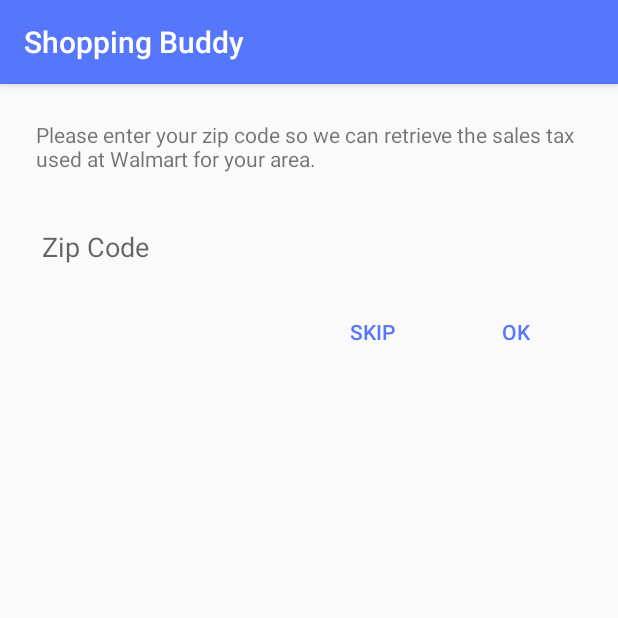
After one commit to Donelle/WalmartBuddy, an Android app: the fragment TaxRateDialogFragment shown on its own in the app's theme, on a phone screen of 412 x 824 dp, the top half of it. The commit adds this screen. Run offline under Robolectric (Android 15) with nearby library versions, the phone set to English and light mode, and no system bars; 2 statements that could not run were skipped.

Commit message:
Added Sales Tax web service

```diff
--- a/src/app/src/main/java/com/donellsandersjr/walmartbuddy/activities/ScanActivity.java
+++ b/src/app/src/main/java/com/donellsandersjr/walmartbuddy/activities/ScanActivity.java
@@ -29,7 +29,7 @@ import android.widget.Toast;
 
 import com.donellsandersjr.walmartbuddy.AppUI;
 import com.donellsandersjr.walmartbuddy.R;
-import com.donellsandersjr.walmartbuddy.WalmartAPI;
+import com.donellsandersjr.walmartbuddy.web.WalmartAPI;
 import com.donellsandersjr.walmartbuddy.api.WBList;
 import com.donellsandersjr.walmartbuddy.api.WBLogger;
 import com.donellsandersjr.walmartbuddy.api.WBStringUtils;
--- a/src/app/src/main/java/com/donellsandersjr/walmartbuddy/db/WalmartBuddyDatabase.java
+++ b/src/app/src/main/java/com/donellsandersjr/walmartbuddy/db/WalmartBuddyDatabase.java
@@ -41,7 +41,8 @@ class WalmartBuddyDatabase extends AbstractDatabase {
             CartDb.TABLE,
             CartItemDb.TABLE,
             ProductDb.TABLE,
-            CategoryDb.TABLE
+            CategoryDb.TABLE,
+            CartItemMapDb.TABLE
         };
     }
 
--- /dev/null
+++ b/src/app/src/main/java/com/donellsandersjr/walmartbuddy/fragments/TaxRateDialogFragment.java
@@ -0,0 +1,123 @@
+/*
+ * Copyright (C) 2015 Donelle Sanders Jr
+ *
+ * Licensed under the Apache License, Version 2.0 (the "License");
+ * you may not use this file except in compliance with the License.
+ * You may obtain a copy of the License at
+ *
+ *      http://www.apache.org/licenses/LICENSE-2.0
+ *
+ * Unless required by applicable law or agreed to in writing, software
+ * distributed under the License is distributed on an "AS IS" BASIS,
+ * WITHOUT WARRANTIES OR CONDITIONS OF ANY KIND, either express or implied.
+ * See the License for the specific language governing permissions and
+ * limitations under the License.
+ */
+package com.donellsandersjr.walmartbuddy.fragments;
+
+import android.app.DialogFragment;
+import android.os.Bundle;
+import android.support.annotation.Nullable;
+import android.view.LayoutInflater;
+import android.view.View;
+import android.view.ViewGroup;
+import android.widget.Button;
+import android.widget.EditText;
+
+import com.donellsandersjr.walmartbuddy.R;
+import com.donellsandersjr.walmartbuddy.api.WBStringUtils;
+import com.donellsandersjr.walmartbuddy.db.DbProvider;
+import com.donellsandersjr.walmartbuddy.models.CartModel;
+import com.donellsandersjr.walmartbuddy.web.AvalaraAPI;
+
+import bolts.Continuation;
+import bolts.Task;
+
+/**
+ * Responsible for gathering the tax rate for this shopping list
+ */
+public class TaxRateDialogFragment extends DialogFragment implements View.OnClickListener {
+
+    public interface TaxRateDialogListener {
+        void onDismissed (CartModel model);
+    }
+
+    private static final String BUNDLE_ARG = "model";
+
+    private EditText _zipcodeEditText;
+    private CartModel _model;
+    private TaxRateDialogListener _dialogListener;
+
+    public static TaxRateDialogFragment newInstance(CartModel model) {
+        TaxRateDialogFragment fragment = new TaxRateDialogFragment();
+
+        Bundle args = new Bundle();
+        args.putParcelable(BUNDLE_ARG, model);
+        fragment.setArguments(args);
+
+        return fragment;
+    }
+
+    @Override
+    public void onCreate(Bundle savedInstanceState) {
+        super.onCreate(savedInstanceState);
+        _model = getArguments().getParcelable(BUNDLE_ARG);
+
+    }
+
+    @Nullable
+    @Override
+    public View onCreateView(LayoutInflater inflater, ViewGroup container, Bundle savedInstanceState) {
+        View rootView = inflater.inflate(R.layout.fragment_taxrate, container, false);
+        _zipcodeEditText = (EditText) rootView.findViewById(R.id.taxrate_zipcode);
+
+        Button okButton = (Button) rootView.findViewById(R.id.taxrate_ok);
+        okButton.setOnClickListener(this);
+
+        Button skipButton = (Button) rootView.findViewById(R.id.taxrate_skip);
+        skipButton.setOnClickListener(this);
+
+        return rootView;
+    }
+
+    @Override
+    public void onViewCreated(View view, Bundle savedInstanceState) {
+        super.onViewCreated(view, savedInstanceState);
+        super.getDialog().setTitle(R.string.title_dialog_taxrate);
+    }
+
+    @Override
+    public void onClick(View v) {
+        if (v.getId() == R.id.taxrate_skip) {
+            _dialogListener.onDismissed(_model);
+            getDialog().dismiss();
+        } else {
+            final String zipcode = _zipcodeEditText.getText().toString();
+            if (!WBStringUtils.isNullOrEmpty(zipcode)) {
+                _zipcodeEditText.setError(null);
+                AvalaraAPI.fetchTaxRate(zipcode).continueWith(new Continuation<Double, Object>() {
+                    @Override
+                    public Object then(Task<Double> task) throws Exception {
+                        if (task.isFaulted()) {
+                            _zipcodeEditText.setError(getString(R.string.error_taxrate_search_failure));
+                        } else {
+                            _model.setZipCode(zipcode);
+                            _model.setTaxRate(task.getResult());
+                            DbProvider.save(_model);
+                            _dialogListener.onDismissed(_model);
+                            getDialog().dismiss();
+                        }
+                        return null;
+                    }
+                }, Task.UI_THREAD_EXECUTOR);
+            } else {
+                _zipcodeEditText.setError(getString(R.string.broken_rule_zipcode_invalid));
+            }
+        }
+    }
+
+    public TaxRateDialogFragment setDismissListener (TaxRateDialogListener listener) {
+        _dialogListener = listener;
+        return this;
+    }
+}
--- /dev/null
+++ b/src/app/src/main/res/layout/fragment_taxrate.xml
@@ -0,0 +1,56 @@
+<?xml version="1.0" encoding="utf-8"?>
+<LinearLayout xmlns:android="http://schemas.android.com/apk/res/android"
+    android:orientation="vertical"
+    android:layout_width="match_parent"
+    android:layout_height="match_parent"
+    android:padding="@dimen/dialog_content_area">
+
+    <TextView
+        android:layout_width="match_parent"
+        android:layout_height="wrap_content"
+        android:text="@string/label_zipcode_explanation"/>
+
+    <android.support.design.widget.TextInputLayout
+        android:layout_width="match_parent"
+        android:layout_height="@dimen/floating_text_height"
+        android:paddingTop="@dimen/floating_text_padding_top"
+        android:paddingBottom="@dimen/floating_text_padding_bottom">
+
+        <EditText
+            android:id="@+id/taxrate_zipcode"
+            android:layout_height="@dimen/text_tile_height"
+            android:layout_width="100dp"
+            android:inputType="number"
+            android:hint="Zip Code" />
+
+    </android.support.design.widget.TextInputLayout>
+
+
+    <RelativeLayout
+        android:layout_width="match_parent"
+        android:layout_height="@dimen/dialog_button_container_height"
+        android:layout_marginTop="@dimen/dialog_button_container_marginTop"
+        android:layout_marginBottom="@dimen/dialog_button_container_marginBottom">
+
+        <Button
+            android:id="@+id/taxrate_skip"
+            android:layout_width="wrap_content"
+            android:layout_height="@dimen/dialog_button_height"
+            android:layout_marginEnd="@dimen/dialog_button_padding"
+            android:layout_toStartOf="@+id/taxrate_ok"
+            android:text="@string/label_taxrate_skip"
+            android:textColor="?attr/colorPrimary"
+            android:background="@android:color/transparent" />
+
+        <Button
+            android:id="@+id/taxrate_ok"
+            android:layout_width="wrap_content"
+            android:layout_height="@dimen/dialog_button_height"
+            android:layout_alignParentEnd="true"
+            android:text="@android:string/ok"
+            android:textColor="?attr/colorPrimary"
+            android:background="@android:color/transparent" />
+
+    </RelativeLayout>
+
+</LinearLayout>
--- a/src/app/src/main/res/layout/shopping_list_item.xml
+++ b/src/app/src/main/res/layout/shopping_list_item.xml
@@ -17,7 +17,7 @@
         android:layout_height="wrap_content"
         android:layout_toEndOf="@+id/shopping_list_item_checkedoff"
         android:layout_toStartOf="@+id/shopping_list_item_quantity"
-        android:layout_marginTop="6dp"
+        android:layout_marginTop="@dimen/padding_5dp"
         android:gravity="top"
         android:textSize="@dimen/text_size_normal" />
 
@@ -37,7 +37,6 @@
         android:layout_alignParentEnd="true"
         android:gravity="center_vertical"
         android:textSize="@dimen/text_size_normal"
-        android:textColor="@color/md_green_800"
         android:textStyle="bold"/>
 
     <View
--- a/src/app/src/main/res/values/dimens.xml
+++ b/src/app/src/main/res/values/dimens.xml
@@ -9,12 +9,28 @@
     <dimen name="padding_10dp">10dp</dimen>
     <dimen name="padding_5dp">5dp</dimen>
 
+    <!-- http://www.google.com/design/spec/components/dialogs.html#dialogs-specs -->
+    <dimen name="dialog_content_area">24dp</dimen>
+    <dimen name="dialog_button_container_height">48dp</dimen>
+    <dimen name="dialog_button_container_marginTop">16dp</dimen>
+    <dimen name="dialog_button_container_marginBottom">8dp</dimen>
+    <dimen name="dialog_button_height">36dp</dimen>
+    <dimen name="dialog_button_padding">8dp</dimen>
+
+
     <!-- http://www.google.com/design/spec/components/buttons-floating-action-button.html#buttons-floating-action-button-floating-action-button -->
     <dimen name="floating_button_diameter">56dp</dimen>
     <dimen name="floating_button_margin">16dp</dimen>
     <dimen name="floating_button_elevation_low">4sp</dimen>
     <dimen name="floating_button_elevation_high">12sp</dimen>
 
-    <!-- Text Sizes -->
-    <dimen name="text_size_normal">17sp</dimen>
+    <!--http://www.google.com/design/spec/components/text-fields.html#text-fields-single-line-text-field -->
+    <dimen name="text_size_normal">16sp</dimen>
+    <dimen name="text_tile_height">48dp</dimen>
+    <dimen name="text_top_bottom_padding">16dp</dimen>
+
+    <!-- http://www.google.com/design/spec/components/text-fields.html#text-fields-floating-labels -->
+    <dimen name="floating_text_height">72dp</dimen>
+    <dimen name="floating_text_padding_top">16dp</dimen>
+    <dimen name="floating_text_padding_bottom">8dp</dimen>
 </resources>
--- a/src/app/src/main/res/values/strings.xml
+++ b/src/app/src/main/res/values/strings.xml
@@ -19,6 +19,11 @@
     <string name="app_name">Shopping Buddy</string>
     <!-- TITLES -->
     <string name="title_activity_scan">ScanActivity</string>
+    <string name="title_dialog_taxrate">Sales Tax Information</string>
+
+    <!-- LABELS -->
+    <string name="label_zipcode_explanation">Please enter your zip code so we can retrieve the sales tax used at Walmart for your area.</string>
+    <string name="label_taxrate_skip">Skip</string>
 
     <!-- PROGRESS TAGS -->
     <string name="progress_message_searching">Searching...</string>
@@ -29,11 +34,13 @@
     <string name="error_create_photos_directory">Unable to create the pictures directory</string>
     <string name="error_processing_request">An error occurred processing this request</string>
     <string name="error_cartitem_save_failure">A terrible error occurred saving this item</string>
+    <string name="error_taxrate_search_failure">There was a problem with this zip code try again.</string>
 
     <!-- BROKEN RULE TAGS -->
     <string name="broken_rule_cartitem_name_invalid">Name for this item is required</string>
     <string name="broken_rule_cartitem_quantity_invalid">Quantity for this item is required and must be 1 or more</string>
     <string name="broken_rule_cartitem_price_invalid">Price for this item must be a valid amount</string>
+    <string name="broken_rule_zipcode_invalid">A valid zip code is required</string>
 
     <!-- NOTIFICATION TAGS -->
     <string name="notification_cartitem_item_added">%d item(s) added to your cart</string>
--- a/src/app/src/main/res/values/styles.xml
+++ b/src/app/src/main/res/values/styles.xml
@@ -20,20 +20,28 @@
     <!-- Base application theme. -->
     <style name="AppTheme" parent="Theme.AppCompat.Light.DarkActionBar">
         <item name="android:windowContentOverlay">@null</item>
-        <item name="actionBarStyle">@style/ActionBarTheme</item>
 
-        <item name="colorAccent">@color/md_orange_a700</item>
-        <item name="colorPrimary">@color/md_orange_100</item>
-        <item name="colorPrimaryDark">@color/md_orange_900</item>
+        <item name="colorAccent">@color/md_orange_a200</item>
+        <item name="colorPrimary">@color/md_blue_500</item>
+        <item name="colorPrimaryDark">@color/md_blue_700</item>
+
+        <item name="android:textColorPrimary">@color/md_grey_900</item>
+        <item name="android:textColorSecondary">@color/md_grey_700</item>
+
+        <item name="android:editTextStyle">@style/EditTextStyle</item>
     </style>
 
-    <style name="ActionBarTheme" parent="@style/Widget.AppCompat.ActionBar.Solid">
-        <item name="background">@color/md_orange_a700</item>
-    </style>
 
     <style name="FullscreenTheme" parent="Theme.AppCompat.Light.NoActionBar">
         <item name="android:windowContentOverlay">@null</item>
         <item name="android:windowBackground">@null</item>
     </style>
 
+    <style name="EditTextStyle" parent="@style/Widget.AppCompat.EditText">
+        <item name="android:layout_height">@dimen/text_tile_height</item>
+        <item name="android:paddingTop">@dimen/text_top_bottom_padding</item>
+        <item name="android:paddingBottom">@dimen/text_top_bottom_padding</item>
+        <item name="android:textSize">@dimen/text_size_normal</item>
+    </style>
+
 </resources>
```
Also changed, not shown: src/app/src/main/java/com/donellsandersjr/walmartbuddy/activities/ShoppingListActivity.java (+25 -21 lines), src/app/src/main/java/com/donellsandersjr/walmartbuddy/db/CartSpec.java (+7 -1 lines), src/app/src/main/java/com/donellsandersjr/walmartbuddy/db/DbProvider.java (+14 -4 lines), src/app/src/main/java/com/donellsandersjr/walmartbuddy/domain/Cart.java (added, +7 -0 lines), src/app/src/main/java/com/donellsandersjr/walmartbuddy/models/CartModel.java (+22 -2 lines), src/app/src/main/java/com/donellsandersjr/walmartbuddy/web/AvalaraAPI.java (added, +66 -0 lines), src/app/src/main/java/com/donellsandersjr/walmartbuddy/web/WalmartAPI.java (renamed from src/app/src/main/java/com/donellsandersjr/walmartbuddy/WalmartAPI.java, +4 -33 lines), src/app/src/main/java/com/donellsandersjr/walmartbuddy/web/WebAPI.java (added, +60 -0 lines), src/app/src/main/res/layout/activity_shopping_list.xml (+47 -46 lines), src/app/src/main/res/values/colors.xml (+28 -15 lines).
